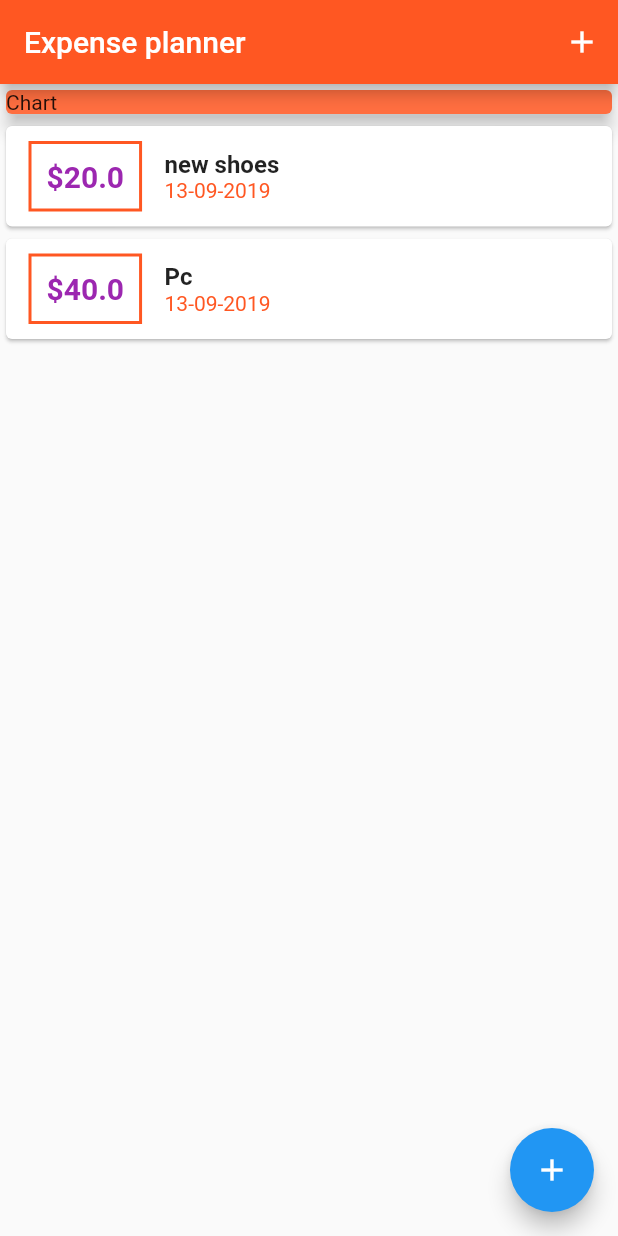
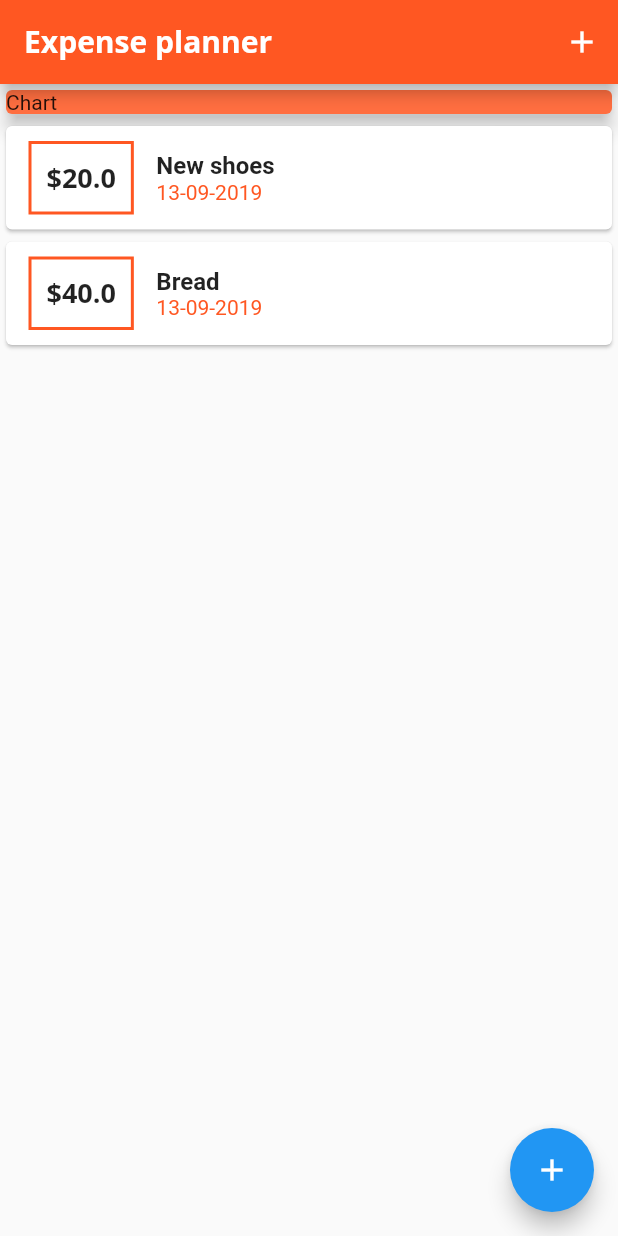
Before and after one commit to rLukes/expense_planner, a Flutter app: the screen it shows after launch, on a phone screen of 412 x 824 dp. Run offline on Flutter 3.47's test engine with Material 2 defaults, Android fonts, the phone set to English and light mode, and no system bars.

Commit message:
added custom font

```diff
--- a/lib/main.dart
+++ b/lib/main.dart
@@ -13,8 +13,14 @@ class ExpensePlannerApp extends StatelessWidget {
       home: ExpensePlannerHomePage(),
       theme: ThemeData(
           primarySwatch: Colors.deepOrange,
-        accentColor: Colors.blue
+          accentColor: Colors.blue,
+          fontFamily: 'Quicksand',
+          textTheme: ThemeData.light().textTheme.copyWith(
+            title: TextStyle(fontFamily: 'OpenSans', fontWeight: FontWeight.bold, fontSize: 18)
           ),
+          appBarTheme: AppBarTheme(
+              textTheme: ThemeData.light().textTheme.copyWith(
+                  title: TextStyle(fontFamily: 'OpenSans', fontSize: 20, fontWeight: FontWeight.bold)))),
     );
   }
 }
@@ -29,12 +35,16 @@ class _ExpensePlannerHomePageState extends State<ExpensePlannerHomePage> {
 
   final List<Transaction> _userTransactions = [
     Transaction(
-        id: 't1', title: "new shoes", amount: 20.0, date: DateTime.now()),
-    Transaction(id: 't2', title: "Pc", amount: 40.0, date: DateTime.now())
+        id: 't1', title: "New shoes", amount: 20.0, date: DateTime.now()),
+    Transaction(id: 't2', title: "Bread", amount: 40.0, date: DateTime.now())
   ];
 
-  void _addNewTransaction(String txTitle, double amount){
-    final newTx = Transaction(title: txTitle, amount: amount, date: DateTime.now(),id: DateTime.now().toString());
+  void _addNewTransaction(String txTitle, double amount) {
+    final newTx = Transaction(
+        title: txTitle,
+        amount: amount,
+        date: DateTime.now(),
+        id: DateTime.now().toString());
     setState(() {
       this._userTransactions.add(newTx);
     });
@@ -46,7 +56,10 @@ class _ExpensePlannerHomePageState extends State<ExpensePlannerHomePage> {
       appBar: AppBar(
         title: Text('Expense planner'),
         actions: <Widget>[
-            IconButton(icon: Icon(Icons.add),onPressed: ()=> _startAddNewTransaction (context),)
+          IconButton(
+            icon: Icon(Icons.add),
+            onPressed: () => _startAddNewTransaction(context),
+          )
         ],
       ),
       body: Column(
@@ -66,13 +79,15 @@ class _ExpensePlannerHomePageState extends State<ExpensePlannerHomePage> {
       ),
       floatingActionButton: FloatingActionButton(
         child: Icon(Icons.add),
-      onPressed: ()=> _startAddNewTransaction (context),
+        onPressed: () => _startAddNewTransaction(context),
       ),
     );
   }
 
-  void _startAddNewTransaction(BuildContext ctx){
-    showModalBottomSheet(context: ctx, builder: (bCtx){
+  void _startAddNewTransaction(BuildContext ctx) {
+    showModalBottomSheet(
+        context: ctx,
+        builder: (bCtx) {
           return NewTransaction(_addNewTransaction);
         });
   }
--- a/lib/widgets/transactions_list.dart
+++ b/lib/widgets/transactions_list.dart
@@ -21,10 +21,7 @@ class Transactions extends StatelessWidget {
                 Container(
                   child: Text(
                     '\$${tx.amount}',
-                    style: TextStyle(
-                        fontWeight: FontWeight.bold,
-                        fontSize: 20,
-                        color: Colors.purple),
+                    style: Theme.of(context).textTheme.title,
                   ),
                   margin: EdgeInsets.symmetric(vertical: 10, horizontal: 15),
                   decoration: BoxDecoration(
```
Also changed, not shown: pubspec.yaml (+11 -6 lines), assets/fonts/OpenSans-Bold.ttf (added), assets/fonts/OpenSans-Regular.ttf (added), assets/fonts/Quicksand-Bold.ttf (added), assets/fonts/Quicksand-Light.ttf (added), assets/fonts/Quicksand-Medium.ttf (added), assets/fonts/Quicksand-Regular.ttf (added). Lines whose indentation alone changed are shown as unchanged.
